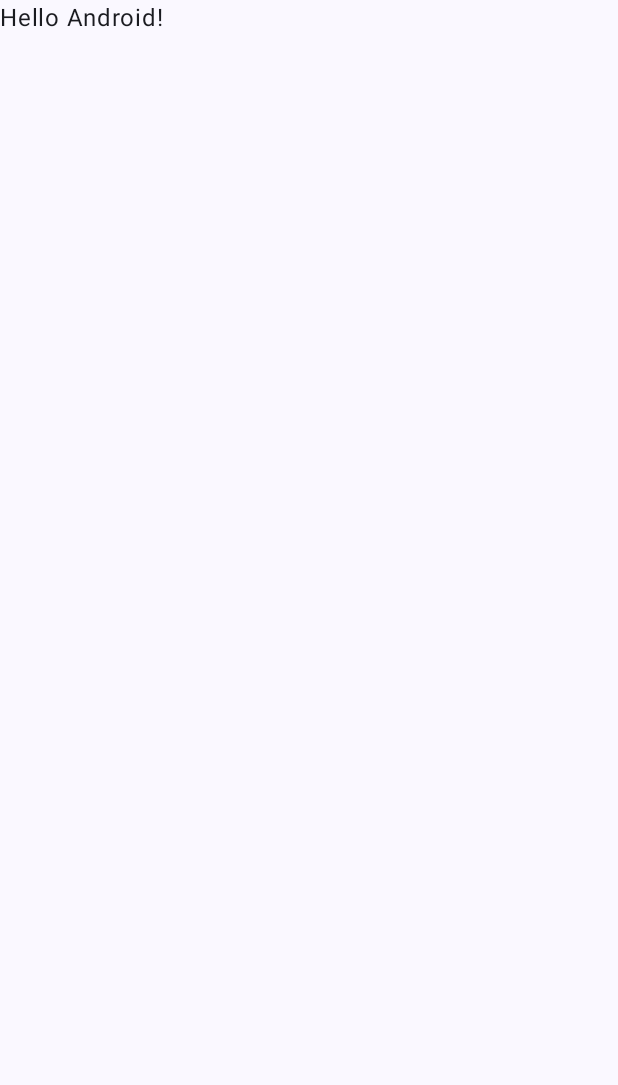
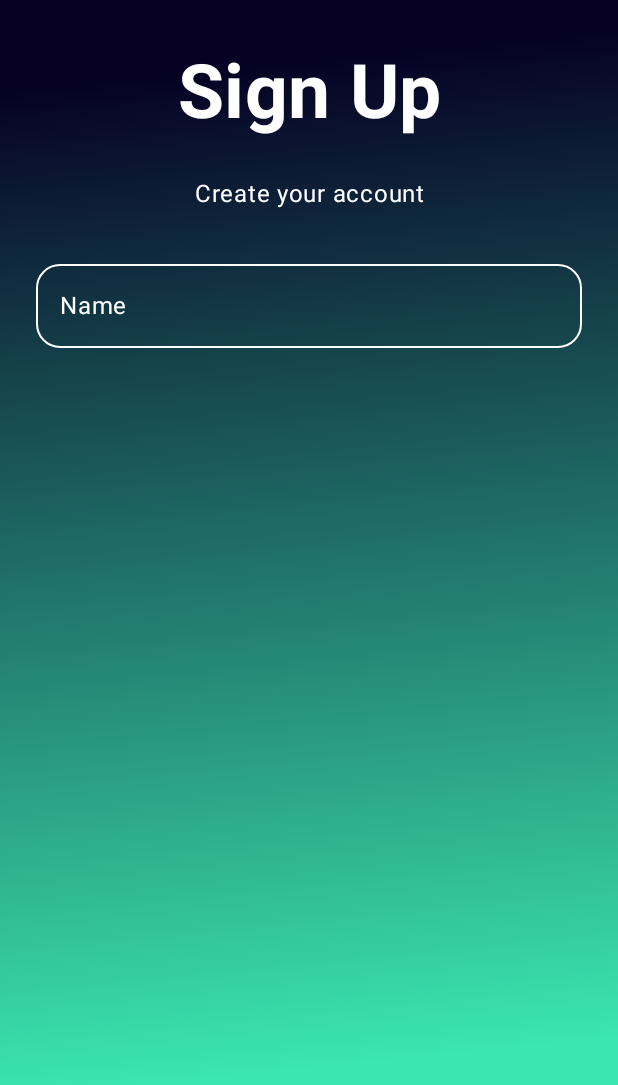
Before and after one commit to salimmohd17/-ProjectsAndroid-, an Android app built with Jetpack Compose: the screen it shows after launch (MainActivity), on a phone screen of 412 x 824 dp. Before the commit the part shown is almost empty. Shown: the top 1085 px of the screen. Run offline under Robolectric (Android 15) with nearby library versions, the phone set to English and light mode, and no system bars.

Commit message:
Implement signUp component

```diff
--- /dev/null
+++ b/app/src/main/java/com/gdscandroid/CustomOutlinedTextField.kt
@@ -0,0 +1,67 @@
+package com.gdscandroid
+
+import androidx.compose.foundation.layout.fillMaxWidth
+import androidx.compose.foundation.layout.padding
+import androidx.compose.foundation.shape.RoundedCornerShape
+import androidx.compose.material3.ExperimentalMaterial3Api
+import androidx.compose.material3.ExposedDropdownMenuDefaults.outlinedTextFieldColors
+import androidx.compose.material3.MaterialTheme
+import androidx.compose.material3.OutlinedTextField
+import androidx.compose.material3.Text
+import androidx.compose.runtime.Composable
+import androidx.compose.ui.Modifier
+import androidx.compose.ui.graphics.Color
+import androidx.compose.ui.unit.dp
+import com.gdscandroid.ui.theme.CheckOutOrange
+
+@OptIn(ExperimentalMaterial3Api::class)
+@Composable
+fun CustomOutlinedTextField(
+    value: String,
+    onValueChange: (String) -> Unit,
+    label: String,
+    placeholder: String,
+    modifier: Modifier = Modifier,
+    singleLine: Boolean = true,
+    labelColor: Color = Color.White,
+    placeholderColor: Color = Color.White,
+    textColor: Color = Color.White,
+    focusedBorderColor: Color = CheckOutOrange,
+    unfocusedBorderColor: Color = Color.White,
+    cursorColor: Color = Color.White,
+    focusedLabelColor: Color = Color.White,
+    unfocusedLabelColor: Color = Color.White,
+    cornerRadius: Int = 16,
+) {
+    OutlinedTextField(
+        value = value,
+        onValueChange = onValueChange,
+        label = {
+            Text(
+                text = label,
+                color = labelColor,
+            )
+        },
+        placeholder = {
+            Text(
+                text = placeholder,
+                color = placeholderColor,
+            )
+        },
+        modifier =
+        modifier
+            .fillMaxWidth()
+            .padding(vertical = 8.dp),
+        singleLine = singleLine,
+        textStyle = MaterialTheme.typography.bodyMedium.copy(color = textColor),
+        shape = RoundedCornerShape(cornerRadius.dp),
+        colors =
+        outlinedTextFieldColors(
+            focusedBorderColor = focusedBorderColor,
+            unfocusedBorderColor = unfocusedBorderColor,
+            cursorColor = cursorColor,
+            focusedLabelColor = focusedLabelColor,
+            unfocusedLabelColor = unfocusedLabelColor,
+        ),
+    )
+}
--- a/app/src/main/java/com/gdscandroid/MainActivity.kt
+++ b/app/src/main/java/com/gdscandroid/MainActivity.kt
@@ -20,10 +20,7 @@ class MainActivity : ComponentActivity() {
         setContent {
             GdscAndroidTheme {
                 Scaffold(modifier = Modifier.fillMaxSize()) { innerPadding ->
-                    Greeting(
-                        name = "Android",
-                        modifier = Modifier.padding(innerPadding)
-                    )
+                    SignUpScreen()
                 }
             }
         }
@@ -41,7 +38,5 @@ fun Greeting(name: String, modifier: Modifier = Modifier) {
 @Preview(showBackground = true, showSystemUi = true)
 @Composable
 fun GreetingPreview() {
-    GdscAndroidTheme {
-        Greeting("Android")
-    }
+    SignUpScreen()
 }
--- a/app/src/main/java/com/gdscandroid/SignUpScreen.kt
+++ b/app/src/main/java/com/gdscandroid/SignUpScreen.kt
@@ -12,6 +12,9 @@ import androidx.compose.material3.Scaffold
 import androidx.compose.material3.Surface
 import androidx.compose.material3.Text
 import androidx.compose.runtime.Composable
+import androidx.compose.runtime.MutableState
+import androidx.compose.runtime.mutableStateOf
+import androidx.compose.runtime.remember
 import androidx.compose.ui.Alignment
 import androidx.compose.ui.Modifier
 import androidx.compose.ui.graphics.Brush
@@ -21,9 +24,22 @@ import androidx.compose.ui.text.style.TextAlign
 import androidx.compose.ui.tooling.preview.Preview
 import androidx.compose.ui.unit.dp
 import androidx.compose.ui.unit.sp
+import com.gdscandroid.ui.theme.DignifyBackground
+import com.gdscandroid.ui.theme.DignifyGreen
 
 @Composable
 fun SignUpScreen() {
+
+
+    val nameState = remember { mutableStateOf("") }
+
+    val isNameValid = remember { mutableStateOf(true) }
+
+    fun validateInputs(): Boolean {
+        val isNameValidResult = nameState.value.isNotBlank()
+        isNameValid.value = isNameValidResult
+        return isNameValidResult
+    }
 
     Scaffold { innerPadding ->
         Surface(
@@ -35,11 +51,11 @@ fun SignUpScreen() {
                     Brush.linearGradient(
                         colors =
                         listOf(
-                            Color.Black,
-                            Color.Black,
+                            DignifyGreen,
+                            DignifyBackground,
                         ),
                         start = androidx.compose.ui.geometry.Offset(1000f, 1000f),
-                        end = androidx.compose.ui.geometry.Offset(1000f, 1000f),
+                        end = androidx.compose.ui.geometry.Offset(900f, 0f),
                     ),
                 )
                 .padding(innerPadding),
@@ -68,6 +84,8 @@ fun SignUpScreen() {
                         textAlign = TextAlign.Center,
                     )
 
+                    Spacer(modifier = Modifier.weight(0.1f))
+
                     Text(
                         modifier =
                         Modifier
@@ -78,7 +96,20 @@ fun SignUpScreen() {
                         textAlign = TextAlign.Center
                     )
 
-                    Spacer(modifier = Modifier.weight(4f))
+                    Spacer(modifier = Modifier.weight(0.1f))
+
+                    UserNameField(nameState, isNameValid.value)
+
+                    if (!isNameValid.value) {
+                        Text(
+                            text = "Name cannot be empty",
+                            color = Color.Red,
+                            style = MaterialTheme.typography.bodySmall,
+                        )
+                    }
+
+                    Spacer(modifier = Modifier.weight(3f))
+
 
                 }
             }
@@ -86,6 +117,20 @@ fun SignUpScreen() {
     }
 }
 
+
+@Composable
+fun UserNameField(
+    nameState: MutableState<String>,
+    isValid: Boolean,
+) {
+    CustomOutlinedTextField(
+        value = nameState.value,
+        onValueChange = { newText -> nameState.value = newText },
+        label = "Name",
+        placeholder = "Guardian Angel",
+    )
+}
+
 @Preview(showBackground = true, showSystemUi = true)
 @Composable
 fun SignUpPreview() {
--- a/app/src/main/java/com/gdscandroid/ui/theme/Color.kt
+++ b/app/src/main/java/com/gdscandroid/ui/theme/Color.kt
@@ -9,3 +9,12 @@ val Pink80 = Color(0xFFEFB8C8)
 val Purple40 = Color(0xFF6650a4)
 val PurpleGrey40 = Color(0xFF625b71)
 val Pink40 = Color(0xFF7D5260)
+
+
+val BorderLight = Color(0xFFBCD3E6)
+val BorderDark = Color(0xFF63798D)
+val DignifyGreen = Color(0xFF3BE6AF)
+val DignifyBackground = Color(0xFF060124)
+val DignifyOnboardingText = Color(0xFFA8A8A8)
+val CheckOutOrange = Color(0xFFFF5000)
+val SongButtonColor = Color(0xFF140e31)
```
